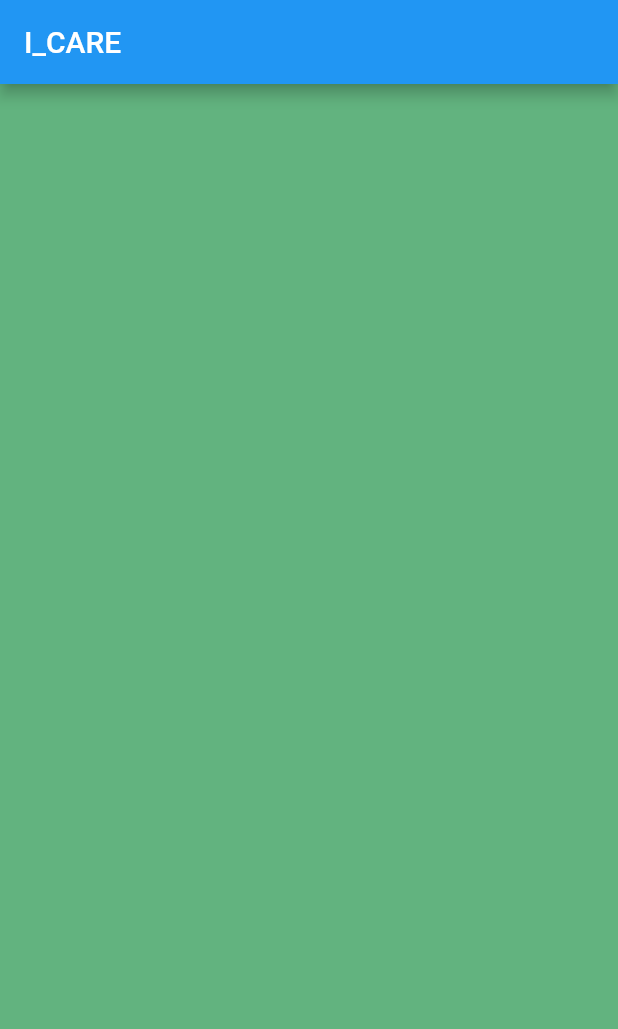
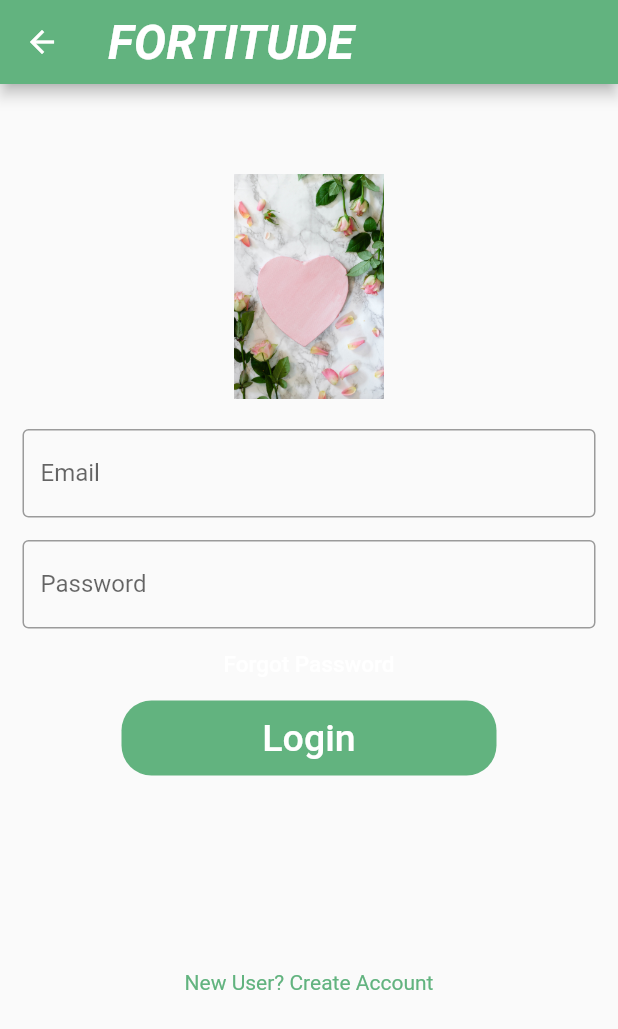
Before and after one commit to Amondi100/I_CARE, a Flutter app: the IntroPage screen opened directly, on a phone screen of 412 x 824 dp. Shown: the top 1029 px of the screen. Run offline on Flutter 3.47's test engine with Material 2 defaults, Android fonts, the phone set to English and light mode, and no system bars; our stand-ins replace get, google_fonts.

Commit message:
new commit

```diff
--- a/i_care/lib/main.dart
+++ b/i_care/lib/main.dart
@@ -1,5 +1,8 @@
 import 'package:flutter/material.dart';
+import 'package:i_care/screens/dashboard.dart';
 import 'package:i_care/screens/intro.dart';
+
+import 'screens/login.dart';
 
 void main() {
   runApp(const MyApp());
@@ -12,11 +15,12 @@ class MyApp extends StatelessWidget {
   @override
   Widget build(BuildContext context) {
     return MaterialApp(
+      debugShowCheckedModeBanner: false,
       title: 'Flutter Demo',
       theme: ThemeData(
         primarySwatch: Colors.blue,
       ),
-      home: const IntroPage(),
+      home: const HomePage(),
     );
   }
 }
--- a/i_care/lib/screens/login.dart
+++ b/i_care/lib/screens/login.dart
@@ -1,104 +1,98 @@
 import 'package:flutter/material.dart';
-import 'package:get/get.dart';
+import 'package:google_fonts/google_fonts.dart';
 import 'package:i_care/screens/sign_up.dart';
+import 'package:i_care/utils/app_const.dart';
 
-class Login extends StatelessWidget {
-  const Login({Key? key}) : super(key: key);
+class IntroPage extends StatelessWidget {
+  const IntroPage({Key? key}) : super(key: key);
 
   @override
   Widget build(BuildContext context) {
     return Scaffold(
-      body: Container(
-        width: Get.size.width,
-        height: MediaQuery.of(context).size.height,
-        padding: EdgeInsets.all(20),
-        child: SingleChildScrollView(
-          child: Column(
-            children: [
-              Container(
-                height: Get.size.height * .3,
-                width: Get.size.width * 0.3,
-                child: Column(children: [
-                  Text(
-                    "Login",
-                  ),
-                  const TextStyle(
-                    color: Colors.white,
-                    fontWeight: FontWeight.bold,
-                  )
-                ]),
+      appBar: AppBar(
+        backgroundColor: AppConst.primaryColor,
+        title: Text(
+          "FORTITUDE",
+          style: TextStyle(
+              fontSize: 32,
+              fontWeight: FontWeight.bold,
+              fontStyle: FontStyle.italic),
+        ),
+      ),
+      body: SingleChildScrollView(
+        child: Column(
+          children: <Widget>[
+            Padding(
+              padding: const EdgeInsets.only(top: 60.0),
+              child: Center(
+                child: Container(
+                    width: 200,
+                    height: 150,
+                    /*decoration: BoxDecoration(
+                        color: Colors.red,
+                        borderRadius: BorderRadius.circular(50.0)),*/
+                    child: Image.asset('images/whiteheart.jpg')),
               ),
-              //'Adding Space '/
-              SizedBox(
-                height: 18,
+            ),
+            SizedBox(
+              height: 20,
+            ),
+            Padding(
+              //padding: const EdgeInsets.only(left:15.0,right: 15.0,top:0,bottom: 0),
+              padding: EdgeInsets.symmetric(horizontal: 15),
+              child: TextField(
+                decoration: InputDecoration(
+                    border: OutlineInputBorder(),
+                    labelText: 'Email',
+                    hintText: 'Enter valid email id as abc@gmail.com'),
               ),
-              //"text "/
-              Text(
-                "Login",
-                style: Theme.of(context)
-                    .textTheme
-                    .headline5!
-                    .copyWith(fontWeight: FontWeight.bold, letterSpacing: 1.2),
+            ),
+            Padding(
+              padding: const EdgeInsets.only(
+                  left: 15.0, right: 15.0, top: 15, bottom: 0),
+              //padding: EdgeInsets.symmetric(horizontal: 15),
+              child: TextField(
+                obscureText: true,
+                decoration: InputDecoration(
+                    border: OutlineInputBorder(),
+                    labelText: 'Password',
+                    hintText: 'Enter secure password'),
               ),
-
-              //"Adding Space"
-              SizedBox(
-                height: 30,
+            ),
+            FlatButton(
+              onPressed: () {
+                //FORGOT PASSWORD SCREEN GOES HERE
+              },
+              child: Text(
+                'Forgot Password',
+                style: TextStyle(color: Colors.white, fontSize: 15),
               ),
-
-              //"Our Custom Text Field"/
-              //TxtField(
-              //inputType: TextInputType.emailAddress,
-              //hintText: 'Email',
-              //obscureText: false),
-
-              //"Adding Space"/
-              SizedBox(height: 16),
-
-              //"Our Custom Text Field"/
-              // TxtField(
-              // inputType: TextInputType.text,
-              // hintText: 'Password',
-              // obscureText: true),
-
-              //"Adding Space"/
-              SizedBox(height: 10),
-
-              //"A row with a button at the end"/
-
-              //"Adding Space"/
-              SizedBox(
-                height: 10,
+            ),
+            Container(
+              height: 50,
+              width: 250,
+              decoration: BoxDecoration(
+                  color: AppConst.primaryColor,
+                  borderRadius: BorderRadius.circular(20)),
+              child: FlatButton(
+                onPressed: () {
+                  Navigator.push(
+                      context, MaterialPageRoute(builder: (_) => SignUp()));
+                },
+                child: Text(
+                  'Login',
+                  style: TextStyle(color: Colors.white, fontSize: 25),
+                ),
               ),
-
-              //"custom button"/
-              // Btn(
-              // text: 'Login',
-              // onPressed: () {
-              // Get.to(() => ViewCourses());
-              // },
-
-              //space
-              SizedBox(
-                height: 25,
-              ),
-              InkWell(
-                onTap: () {
-                  Get.to(() => SignUp());
-                },
-                child: RichText(
-                    text: TextSpan(
-                        text: "Don\'t have an account?",
-                        style: TextStyle(color: Colors.black87),
-                        children: <TextSpan>[
-                      TextSpan(
-                          text: " Sign up",
-                          style:
-                              TextStyle(color: Color.fromRGBO(230, 88, 62, 1)))
-                    ])),
-              )
-            ],
-          ),
+            ),
+            SizedBox(
+              height: 130,
+            ),
+            Text(
+              'New User? Create Account',
+              style: TextStyle(color: AppConst.primaryColor),
+            ),
+          ],
         ),
       ),
     );
--- a/i_care/pubspec.yaml
+++ b/i_care/pubspec.yaml
@@ -36,6 +36,7 @@ dependencies:
   cupertino_icons: ^1.0.2
   get: ^4.6.5
   google_fonts: ^3.0.1
+  url_launcher: ^6.1.6
 
 
 dev_dependencies:
```
Also changed, not shown: i_care/lib/screens/dashboard.dart (+36 -1 lines), i_care/lib/screens/intro.dart (+49 -5 lines), i_care/images/whiteheart.jpg (added), i_care/pubspec.lock, 5 other files.
